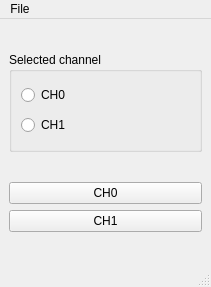
Qt form dual_aux_app.ui (LubomirBogdanov/dual_aux_app) before a commit.
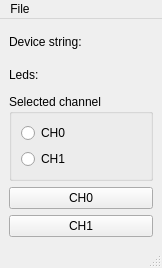
The same form after that commit.

Patch:
```diff
--- a/dual_aux_app.ui
+++ b/dual_aux_app.ui
@@ -6,8 +6,8 @@
    <rect>
     <x>0</x>
     <y>0</y>
-    <width>211</width>
-    <height>287</height>
+    <width>162</width>
+    <height>268</height>
    </rect>
   </property>
   <property name="windowTitle">
@@ -15,6 +15,20 @@
   </property>
   <widget class="QWidget" name="centralwidget">
    <layout class="QVBoxLayout" name="verticalLayout_3">
+    <item>
+     <widget class="QLabel" name="device_string_label">
+      <property name="text">
+       <string>Device string:</string>
+      </property>
+     </widget>
+    </item>
+    <item>
+     <widget class="QLabel" name="leds_on_off_label">
+      <property name="text">
+       <string>Leds: </string>
+      </property>
+     </widget>
+    </item>
     <item>
      <widget class="QGroupBox" name="groupBox">
       <property name="maximumSize">
@@ -69,8 +83,8 @@
     <rect>
      <x>0</x>
      <y>0</y>
-     <width>211</width>
-     <height>26</height>
+     <width>162</width>
+     <height>22</height>
     </rect>
    </property>
    <widget class="QMenu" name="menuFile">
```
Left out of the diff: 12 changed lines with no effect on the pictures.
